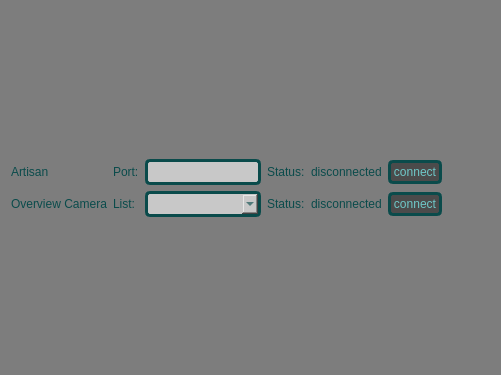
Above: connection_status_window.ui from goegilein/Controller before the change. Below: the same form after it.
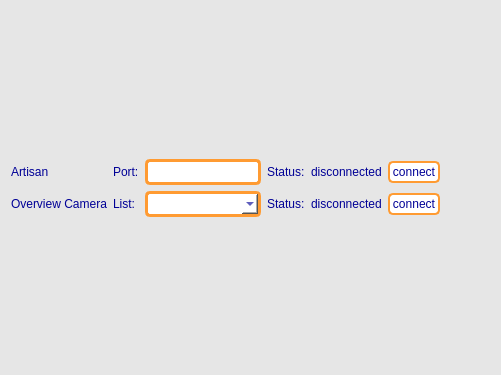
That is the form after the change.

Diff of the .ui file:
```diff
--- a/connection_status_window.ui
+++ b/connection_status_window.ui
@@ -15,84 +15,116 @@
   </property>
   <property name="styleSheet">
    <string notr="true">QWidget{
-background-color: rgb(125,125,125);
+background-color: rgb(230,230,230);
 
 }
 
 QPushButton {
-    background-color: rgb(75, 75, 75);  /* Background color */
-    color: rgb(110, 200, 200);  /* Text color */
-    border: 3px solid rgb(10,75,75);  /* Border color */
+	background-color: rgb(255,255,255);  /* Background color */
+    color: rgb(0, 0, 150);  /* Text color */
+    border: 2px solid rgb(255,155, 50);  /* Border color */
     border-radius: 5px;  /* Rounded edges */
 	padding: 2px;
 }
 
+QPushButton:hover {
+    background-color: rgb(245, 245, 255);  /* Background color when hovered */
+	color: rgb(0, 0, 200);
+    border-color:rgb(225, 105, 0);  /* Border color when hovered */
+}
+
 QPushButton:pressed {
    background-color: rgb(255, 255, 255);  /* Background color when pressed */
 	border: 3px solid rgb(110,200,200);
 }
 QPushButton:clicked {
-   background-color: rgb(255, 255, 255);  /* Background color when pressed */
-	border:  rgb(110,200,200);
-}
-
-QPushButton:hover {
-    background-color: rgb(100, 100, 100);  /* Background color when hovered */
-    border-color: rgb(10, 100, 100);  /* Border color when hovered */
+   background-color: rgb(200, 200, 210);  /* Background color when pressed */
+	border:  rgb(205, 85, 0);
 }
 
 QPushButton:checked {
-    background-color: rgb(50, 50, 50); 
-	border: 3px solid rgb(110,200,200);
+    background-color: rgb(220,220, 220);
+	border: 3px solid rgb(205, 105, 0);
 	font-weight: bold;  /* Bold text */
 }
 
 QDoubleSpinBox:enabled{
-background-color: rgb(200,200,200);
-color: rgb(10,75,75);  /* Text color */
-border: 3px solid rgb(10,75,75);  /* Border color */
-border-radius: 5px;  /* Rounded edges */
+background-color: rgb(255,255,255);
+color: rgb(0, 0, 150);  /* Text color */
+border: 1px solid rgb(255,255,255);  /* Border color */
+border-radius: 1px;  /* Rounded edges */
 padding : 2px;
 }
 QDoubleSpinBox:disabled{
-background-color: rgb(125,125,125);
-color: rgb(10,75,75);  /* Text color */
-border: 3px solid rgb(10,75,75);  /* Border color */
-border-radius: 5px;  /* Rounded edges */
+color: rgb(0, 0, 200);  /* Text color */
+border: 1px solid rgb(255,255,255);  /* Border color */
+border-radius: 1px;  /* Rounded edges */
+padding : 2px;
+}
+
+QSpinBox:enabled{
+background-color: rgb(255,255,255);
+color: rgb(0, 0, 150);  /* Text color */
+border: 1px solid rgb(255,255,255);  /* Border color */
+border-radius: 1px;  /* Rounded edges */
+padding : 2px;
+}
+QSpinBox:disabled{
+color: rgb(0, 0, 200);  /* Text color */
+border: 1px solid rgb(255,255,255);  /* Border color */
+border-radius: 1px;  /* Rounded edges */
 padding : 2px;
 }
 
 QGroupBox{
-color: rgb(10,75,75);  /* Text color */
+color: rgb(0, 0, 150);  /* Text color */
 font-weight: bold;  /* Bold text */
-background-color: rgb(125,125,125);
-
 }
 
 QLabel{
-color: rgb(10,75,75);  /* Text color */
-background-color: rgb(125,125,125)
+color: rgb(0, 0, 150);  /* Text color */
 }
 
 QPlainTextEdit{
-background-color: rgb(200,200,200);
+background-color: rgb(255,255,255);
 border-radius: 5px;  /* Rounded edges */
 }
 
 QLineEdit{
-background-color: rgb(200,200,200);
-color: rgb(10,75,75);  /* Text color */
-border: 3px solid rgb(10,75,75);  /* Border color */
+background-color: rgb(255,255,255);
+color: rgb(0, 0, 150);  /* Text color */
+border: 3px solid rgb(255,155,50);  /* Border color */
 border-radius: 5px;  /* Rounded edges */
 padding : 2px;
 }
 
 QComboBox{
-background-color: rgb(200,200,200);
-color: rgb(10,75,75);  /* Text color */
-border: 3px solid rgb(10,75,75);  /* Border color */
+background-color: rgb(255,255,255);
+color: rgb(0, 0, 150);  /* Text color */
+border: 3px solid rgb(255,155,50);  /* Border color */
 border-radius: 5px;  /* Rounded edges */
 padding : 2px;
+}
+
+QTabBar::tab {
+    color: rgb(0, 0, 150); 
+    border: 2px solid rgb(255,155,50);
+    padding: 5px;
+    border-top-left-radius: 5px;
+    border-top-right-radius: 5px;
+	min-width:80px;
+}
+
+QTabBar::tab:selected {
+    color:rgb(0, 0, 150); 
+    background-color: rgb(255, 255, 255); ;
+    font-weight: bold;
+	border: 3px solid rgb(235, 135, 30);
+}
+
+QTabBar::tab:hover {
+    color: rgb(0, 0, 200); /* Slightly lighter orange */
+	background-color: rgb(245, 245, 255); ;
 }</string>
   </property>
   <layout class="QGridLayout" name="gridLayout">
```
Left out of the diff: 4 changed lines with no effect on the pictures.
